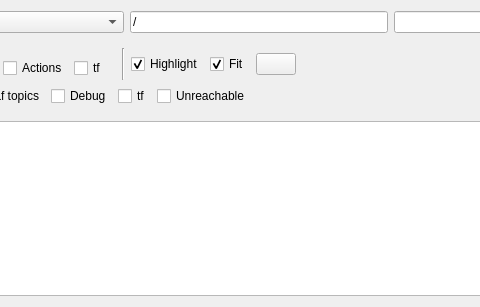
Above: resource/RosGraph.ui from ros-visualization/rqt_graph before the change; both pictures show x 192 to 672 and y 0 to 307 of the 1298 by 307 pixel window. Below: the same form after it.
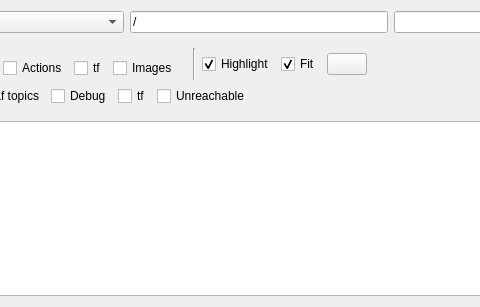
That is the form after the change. Custom widgets are drawn as their Qt base class.

Commit message:
Added checkbox to group image topics (/, /compressed, /theora, and /compressedDepth)
image_fix

```diff
--- a/resource/RosGraph.ui
+++ b/resource/RosGraph.ui
@@ -182,6 +182,16 @@
            </property>
           </widget>
          </item>
+         <item>
+          <widget class="QCheckBox" name="group_image_check_box">
+           <property name="toolTip">
+            <string>Summarize image topics into one virtual topic node (named &lt;image_server&gt;/image_topics)</string>
+           </property>
+           <property name="text">
+            <string>Images</string>
+           </property>
+          </widget>
+         </item>
         </layout>
        </widget>
       </item>
```
The commit also changes 2 other files.
